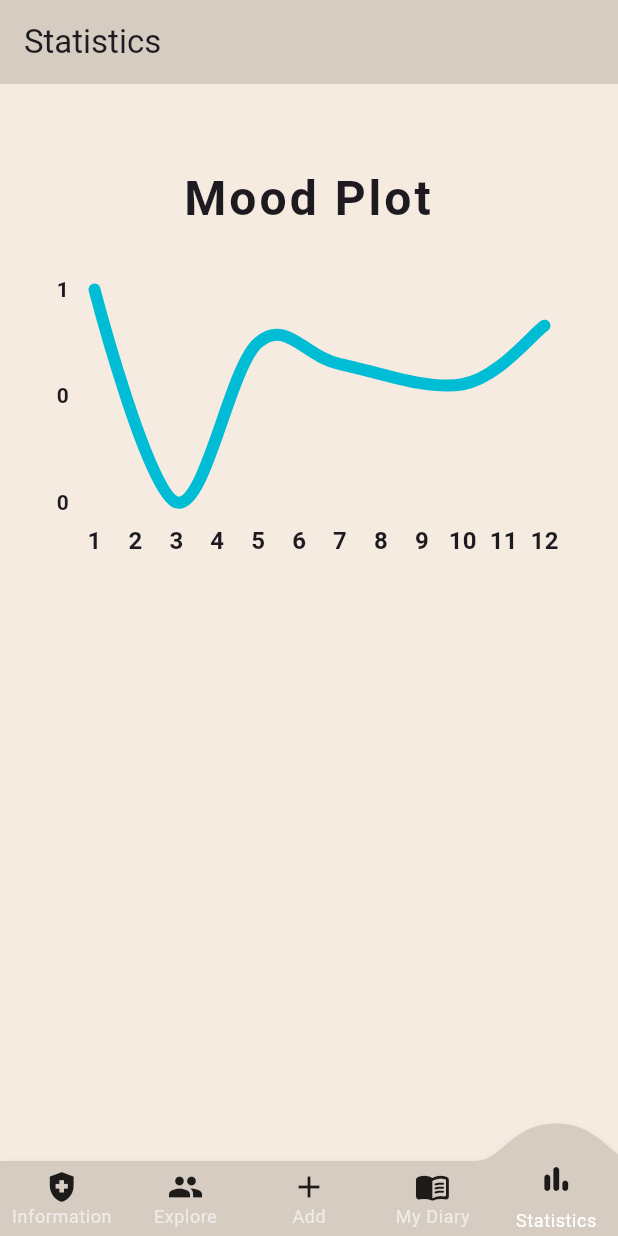
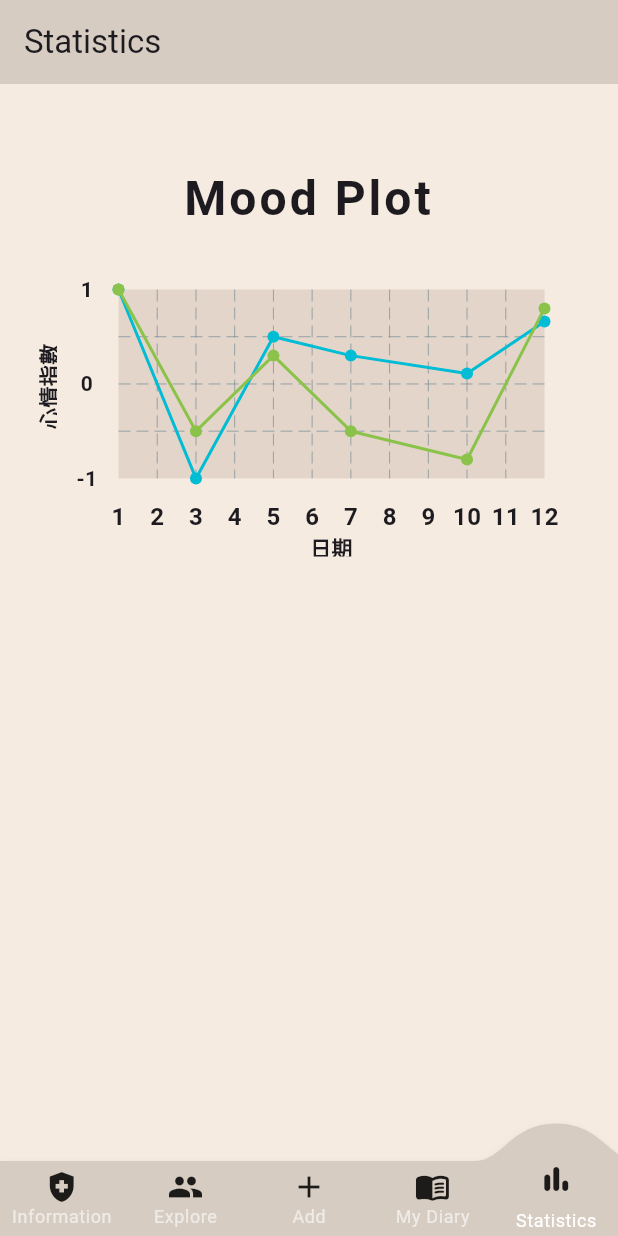
Before and after one commit to SimonLiu423/cc_diary, a Flutter app: the screen it shows after launch, item 5 of the bottom bar chosen, on a phone screen of 412 x 824 dp. Run offline on Flutter 3.47's test engine with Material 3 defaults, Android fonts, the phone set to English and light mode, and no system bars; drawn by our look-alikes of convex_bottom_bar, fl_chart; our stand-ins replace equatable, flutter_bloc, just_audio, rxdart, timelines; missing offline and left inert: audio_session; generated files the repository leaves out were written again.

Commit message:
Feat: stat plot ui

```diff
--- a/lib/features/stat/stat.dart
+++ b/lib/features/stat/stat.dart
@@ -22,6 +22,7 @@ class _LineChart extends StatelessWidget {
         titlesData: titlesData1,
         borderData: borderData,
         lineBarsData: lineBarsData1,
+        backgroundColor: theme().primaryColorDark,
         minX: 1,
         maxX: 12,
         maxY: 1,
@@ -37,6 +38,14 @@ class _LineChart extends StatelessWidget {
 
   FlTitlesData get titlesData1 => FlTitlesData(
         bottomTitles: AxisTitles(
+          axisNameWidget: const Text(
+            '日期',
+            style: TextStyle(
+              fontSize: 14,
+              fontWeight: FontWeight.bold,
+            ),
+            textAlign: TextAlign.center,
+          ),
           sideTitles: bottomTitles,
         ),
         rightTitles: const AxisTitles(
@@ -46,12 +55,21 @@ class _LineChart extends StatelessWidget {
           sideTitles: SideTitles(showTitles: false),
         ),
         leftTitles: AxisTitles(
+          axisNameWidget: const Text(
+            '心情指數',
+            style: TextStyle(
+              fontSize: 14,
+              fontWeight: FontWeight.bold,
+            ),
+            textAlign: TextAlign.center,
+          ),
           sideTitles: leftTitles(),
         ),
       );
 
   List<LineChartBarData> get lineBarsData1 => [
         lineChartBarData1_1,
+        lineChartBarData2_1,
       ];
 
   Widget leftTitleWidgets(double value, TitleMeta meta) {
@@ -62,7 +80,7 @@ class _LineChart extends StatelessWidget {
     String text;
     switch (value.toInt()) {
       case -1:
-        text = '0';
+        text = '-1';
       case 0:
         text = '0';
       case 1:
@@ -101,7 +119,7 @@ class _LineChart extends StatelessWidget {
         getTitlesWidget: bottomTitleWidgets,
       );
 
-  FlGridData get gridData => const FlGridData(show: false);
+  FlGridData get gridData => const FlGridData(show: true);
 
   FlBorderData get borderData => FlBorderData(
         show: true,
@@ -115,11 +133,11 @@ class _LineChart extends StatelessWidget {
       );
 
   LineChartBarData get lineChartBarData1_1 => LineChartBarData(
-        isCurved: true,
+        isCurved: false,
         // color: theme().contentColorGreen,
-        barWidth: 8,
-        isStrokeCapRound: true,
-        dotData: const FlDotData(show: false),
+        barWidth: 2,
+        isStrokeCapRound: false,
+        dotData: const FlDotData(show: true),
         belowBarData: BarAreaData(show: false),
         spots: const [
           FlSpot(1, 1),
@@ -131,21 +149,20 @@ class _LineChart extends StatelessWidget {
         ],
       );
   LineChartBarData get lineChartBarData2_1 => LineChartBarData(
-        isCurved: true,
-        curveSmoothness: 0,
-        // color: theme().contentColorGreen.withOpacity(0.5),
-        barWidth: 4,
-        isStrokeCapRound: true,
-        dotData: const FlDotData(show: false),
+        isCurved: false,
+        // curveSmoothness: 0,
+        color: Colors.lightGreen,
+        barWidth: 2,
+        // isStrokeCapRound: true,
+        dotData: const FlDotData(show: true),
         belowBarData: BarAreaData(show: false),
         spots: const [
           FlSpot(1, 1),
-          FlSpot(3, 4),
-          FlSpot(5, 1.8),
-          FlSpot(7, 5),
-          FlSpot(10, 2),
-          FlSpot(12, 2.2),
-          FlSpot(13, 1.8),
+          FlSpot(3, -0.5),
+          FlSpot(5, 0.3),
+          FlSpot(7, -0.5),
+          FlSpot(10, -0.8),
+          FlSpot(12, 0.8),
         ],
       );
 
--- a/lib/l10n/app_en.arb
+++ b/lib/l10n/app_en.arb
@@ -35,5 +35,6 @@
     "moodPlot": "Mood Plot",
     "anonymous": "Anonymous",
     "you": "You",
+    "moodIndex": "Mood Index",
     "loading": "Loading..."
 }
--- a/lib/l10n/app_zh.arb
+++ b/lib/l10n/app_zh.arb
@@ -32,5 +32,6 @@
     "moodPlot": "情緒折線圖",
     "anonymous": "匿名",
     "you": "你",
+    "moodIndex": "情緒指標",
     "loading": "載入中..."
 }
```
